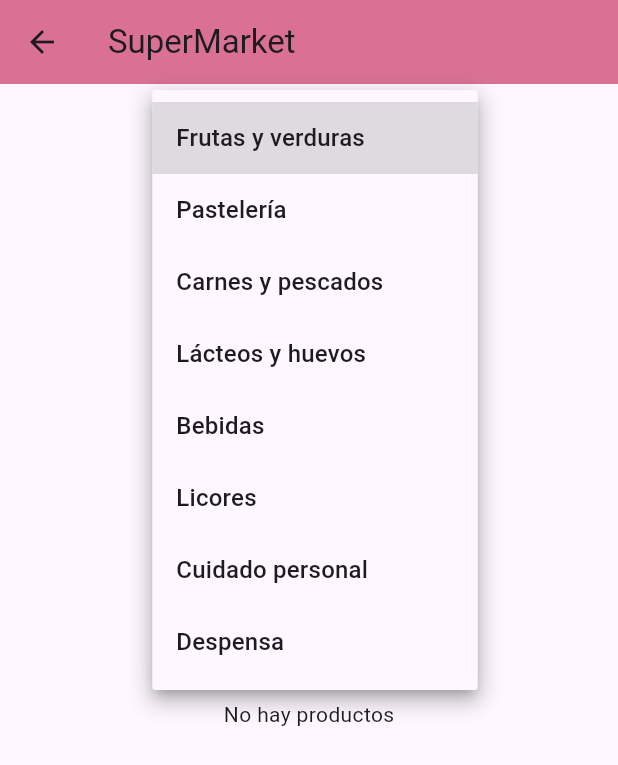
After one commit to CassBo/donut_app_2a_hernandez, a Flutter app: the SuperMarketPage screen opened directly, after a tap on "Selecciona categoría", on a phone screen of 412 x 824 dp. The commit adds this screen. Shown: the top 765 px of the screen. Run offline on Flutter 3.47's test engine with Material 3 defaults, Android fonts, the phone set to English and light mode, and no system bars; network calls fail.

Commit message:
feat(api): connect Flutter frontend to Spring Boot backend in products and category

```diff
--- /dev/null
+++ b/lib/Pages/supermarket_page.dart
@@ -0,0 +1,107 @@
+import 'package:flutter/material.dart';
+import '/models/product.dart';
+import '/models/category.dart';
+import '/services/product_service.dart';
+
+class SuperMarketPage extends StatefulWidget {
+  const SuperMarketPage({super.key});
+
+  @override
+  State<SuperMarketPage> createState() => _SuperMarketPageState();
+}
+
+class _SuperMarketPageState extends State<SuperMarketPage> {
+  List<Product> products = [];
+  bool isLoading = true;
+  int? selectedCategoryId;
+
+  @override
+  void initState() {
+    super.initState();
+    loadProducts(); // Por defecto carga todos
+  }
+
+  Future<void> loadProducts({int? categoryId}) async {
+    setState(() {
+      isLoading = true;
+    });
+    try {
+      final fetchedProducts = categoryId == null
+          ? await ProductService.getAllProducts()
+          : await ProductService.getProductsByCategory(categoryId);
+      setState(() {
+        products = fetchedProducts;
+      });
+    } catch (e) {
+      print("Error: $e");
+      setState(() {
+        products = [];
+      });
+    } finally {
+      setState(() {
+        isLoading = false;
+      });
+    }
+  }
+
+  Widget buildDropdown() {
+    return DropdownButton<int>(
+      hint: const Text("Selecciona categoría"),
+      value: selectedCategoryId,
+      onChanged: (value) {
+        setState(() {
+          selectedCategoryId = value;
+        });
+        loadProducts(categoryId: value);
+      },
+      items: categories.map((cat) {
+        return DropdownMenuItem<int>(
+          value: cat.id,
+          child: Text(cat.name),
+        );
+      }).toList(),
+    );
+  }
+
+  Widget buildProductCard(Product product) {
+    return Card(
+      margin: const EdgeInsets.symmetric(horizontal: 16, vertical: 8),
+      elevation: 4,
+      shape: RoundedRectangleBorder(borderRadius: BorderRadius.circular(12)),
+      child: ListTile(
+        title: Text(product.name),
+        subtitle: Text("Precio: \$${product.price} | Stock: ${product.stock}"),
+        trailing: const Icon(Icons.shopping_cart_outlined),
+      ),
+    );
+  }
+
+  @override
+  Widget build(BuildContext context) {
+    return Scaffold(
+      appBar: AppBar(
+        title: const Text('SuperMarket'),
+        backgroundColor: const Color.fromARGB(255, 218, 113, 148),
+      ),
+      body: Column(
+        children: [
+          Padding(
+            padding: const EdgeInsets.all(12),
+            child: buildDropdown(),
+          ),
+          Expanded(
+            child: isLoading
+                ? const Center(child: CircularProgressIndicator())
+                : products.isEmpty
+                    ? const Center(child: Text("No hay productos"))
+                    : ListView.builder(
+                        itemCount: products.length,
+                        itemBuilder: (context, index) =>
+                            buildProductCard(products[index]),
+                      ),
+          ),
+        ],
+      ),
+    );
+  }
+}
--- a/lib/Utils/my_tab.dart
+++ b/lib/Utils/my_tab.dart
@@ -11,9 +11,7 @@ class MyTab extends StatelessWidget {
       child: Container(
         padding: const EdgeInsets.all(8.0),
         decoration: BoxDecoration(
-          color: Colors.grey[200],
-         borderRadius: BorderRadius.circular(16)
-        ),
+            color: Colors.grey[200], borderRadius: BorderRadius.circular(16)),
         child: Image.asset(
           iconPath,
           color: Colors.grey[600],
--- a/lib/main.dart
+++ b/lib/main.dart
@@ -1,6 +1,5 @@
 import 'package:flutter/material.dart';
 import 'pages/home_page.dart';
-
 
 void main() {
   runApp(const MyApp());
@@ -15,7 +14,7 @@ class MyApp extends StatelessWidget {
       debugShowCheckedModeBanner: false,
       title: 'Flutter Demo',
       theme: ThemeData(
-        tabBarTheme: const TabBarTheme(indicatorColor: Colors.pink,),
+        tabBarTheme: const TabBarThemeData(indicatorColor: Colors.pink),
         colorScheme: ColorScheme.fromSeed(seedColor: Colors.deepPurple),
         useMaterial3: true,
       ),
--- /dev/null
+++ b/lib/models/category.dart
@@ -0,0 +1,17 @@
+class Category {
+  final int id;
+  final String name;
+
+  Category(this.id, this.name);
+}
+
+final List<Category> categories = [
+  Category(1, 'Frutas y verduras'),
+  Category(2, 'Pastelería'),
+  Category(3, 'Carnes y pescados'),
+  Category(4, 'Lácteos y huevos'),
+  Category(5, 'Bebidas'),
+  Category(6, 'Licores'),
+  Category(7, 'Cuidado personal'),
+  Category(8, 'Despensa'),
+];
--- /dev/null
+++ b/lib/models/product.dart
@@ -0,0 +1,22 @@
+class Product {
+  final int id;
+  final String name;
+  final double price;
+  final int stock;
+
+  Product({
+    required this.id,
+    required this.name,
+    required this.price,
+    required this.stock,
+  });
+
+  factory Product.fromJson(Map<String, dynamic> json) {
+    return Product(
+      id: json['productId'] ?? json['idProducto'] ?? 0,
+      name: json['name'] ?? json['nombre'] ?? '',
+      price: (json['price'] ?? json['precioVenta'] ?? 0).toDouble(),
+      stock: json['stock'] ?? json['cantidadStock'] ?? 0,
+    );
+  }
+}
--- /dev/null
+++ b/lib/services/product_service.dart
@@ -0,0 +1,28 @@
+import 'dart:convert';
+import 'package:http/http.dart' as http;
+import '/models/product.dart';
+
+class ProductService {
+  static const String baseUrl = "http://localhost:8090/market-app/api";
+
+  static Future<List<Product>> getAllProducts() async {
+    final response = await http.get(Uri.parse("$baseUrl/products"));
+    if (response.statusCode == 200) {
+      final List<dynamic> jsonData = json.decode(response.body);
+      return jsonData.map((item) => Product.fromJson(item)).toList();
+    } else {
+      throw Exception("Error al cargar productos");
+    }
+  }
+
+  static Future<List<Product>> getProductsByCategory(int categoryId) async {
+    final response =
+        await http.get(Uri.parse("$baseUrl/products/category/$categoryId"));
+    if (response.statusCode == 200) {
+      final List<dynamic> jsonData = json.decode(response.body);
+      return jsonData.map((item) => Product.fromJson(item)).toList();
+    } else {
+      throw Exception("Error al cargar productos por categoría");
+    }
+  }
+}
--- a/pubspec.yaml
+++ b/pubspec.yaml
@@ -35,6 +35,7 @@ dependencies:
   # Use with the CupertinoIcons class for iOS style icons.
   cupertino_icons: ^1.0.8
   logger: ^2.5.0
+  http: ^1.4.0
 
 dev_dependencies:
   flutter_test:
```
Also changed, not shown: lib/Pages/home_page.dart (+116 -14 lines), pubspec.lock.
